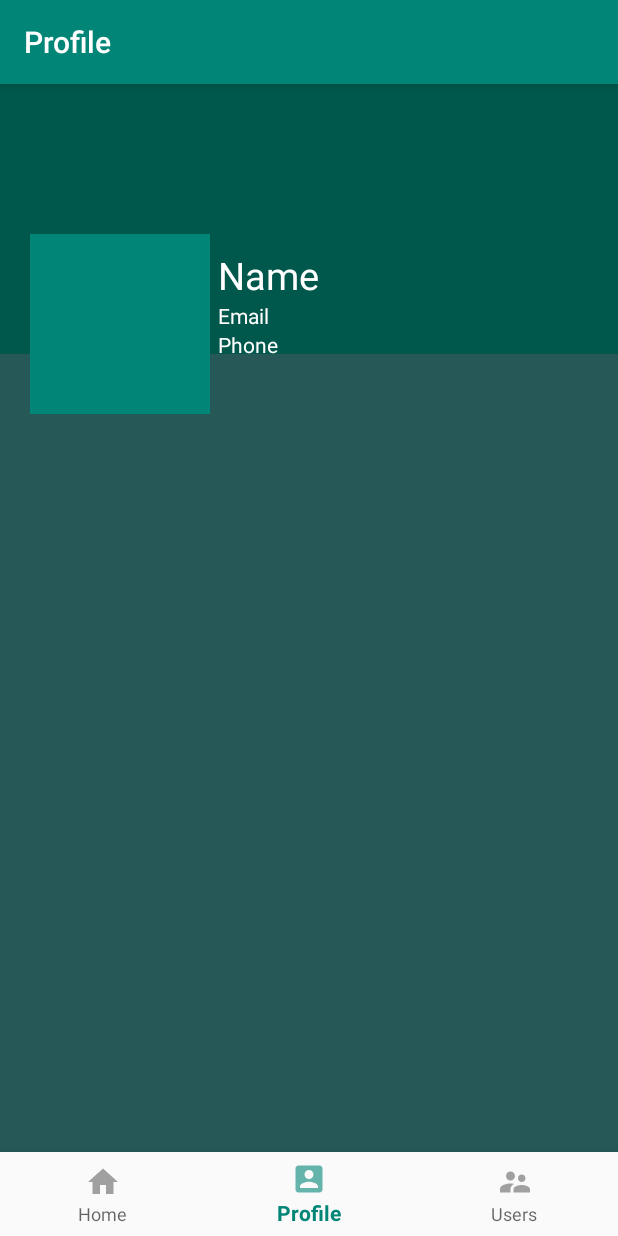
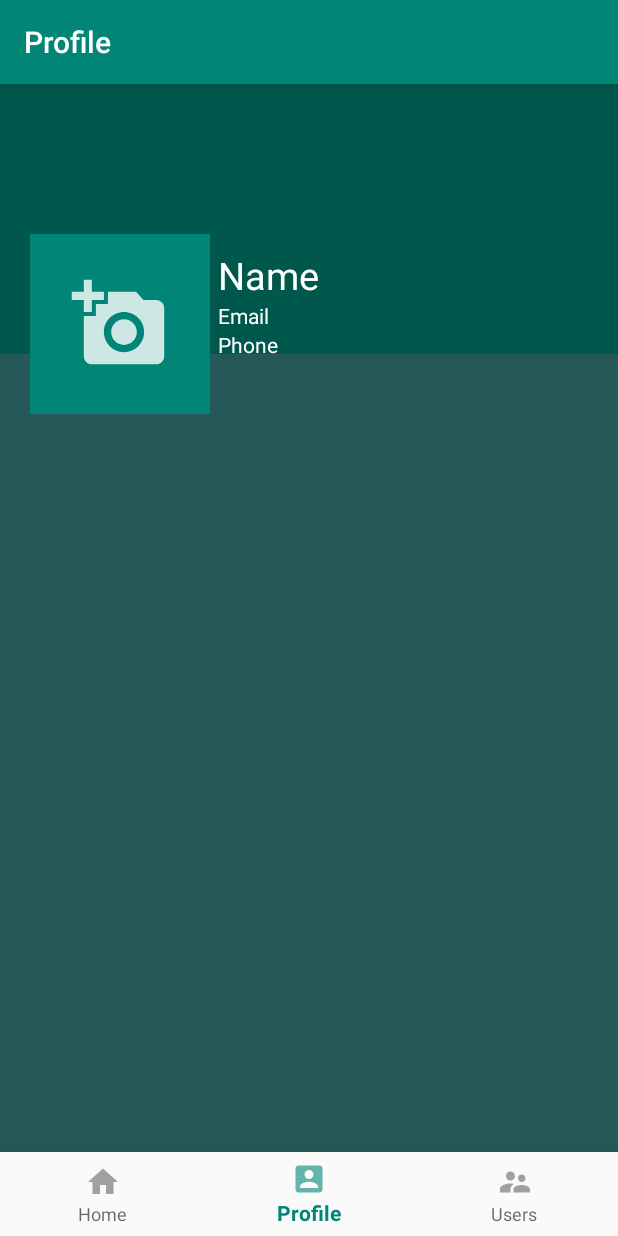
Before and after one commit to akash7429/OnlyOnlyThinkAndDo, an Android app: the screen it shows after launch once a user with an empty profile is signed in (DashboardActivity), item 2 of the bottom bar chosen, on a phone screen of 412 x 824 dp. Run offline under Robolectric (Android 15) with nearby library versions, the phone set to English and light mode, and no system bars; our stand-ins replace Firebase (no records; nobody signed in at launch, a user with empty details on screens opened directly); 1 statement that could not run was skipped.

Commit message:
layout  for profile activity

```diff
--- a/app/src/main/java/com/example/thinkanddo/ProfileFragment.java
+++ b/app/src/main/java/com/example/thinkanddo/ProfileFragment.java
@@ -2,17 +2,35 @@ package com.example.thinkanddo;
 
 
 import android.os.Bundle;
+import android.support.annotation.NonNull;
 import android.support.v4.app.Fragment;
 import android.view.LayoutInflater;
 import android.view.View;
 import android.view.ViewGroup;
+import android.widget.ImageView;
+import android.widget.TextView;
+
+import com.google.firebase.auth.FirebaseAuth;
+import com.google.firebase.auth.FirebaseUser;
+import com.google.firebase.database.DataSnapshot;
+import com.google.firebase.database.DatabaseError;
+import com.google.firebase.database.DatabaseReference;
+import com.google.firebase.database.FirebaseDatabase;
+import com.google.firebase.database.Query;
+import com.google.firebase.database.ValueEventListener;
 
 
 /**
  * A simple {@link Fragment} subclass.
  */
 public class ProfileFragment extends Fragment {
+FirebaseAuth firebaseAuth;
+FirebaseUser user;
+FirebaseDatabase firebaseDatabase;
+DatabaseReference databaseReference;
 
+ImageView avatarIv;
+TextView nameTv, emailTv , phoneTv;
 
     public ProfileFragment() {
         // Required empty public constructor
@@ -23,7 +41,31 @@ public class ProfileFragment extends Fragment {
     public View onCreateView(LayoutInflater inflater, ViewGroup container,
                              Bundle savedInstanceState) {
         // Inflate the layout for this fragment
-        return inflater.inflate(R.layout.fragment_profile, container, false);
+        View view = inflater.inflate(R.layout.fragment_profile, container, false);
+
+        firebaseAuth = FirebaseAuth.getInstance();
+        user = firebaseAuth.getCurrentUser();
+        firebaseDatabase = FirebaseDatabase.getInstance();
+        databaseReference = firebaseDatabase.getReference("Users");
+
+        avatarIv = view.findViewById(R.id.avatarIv);
+        nameTv = view.findViewById(R.id.nameTv);
+        emailTv = view.findViewById(R.id.emailTv);
+        phoneTv = view.findViewById(R.id.phoneTv);
+
+        Query query = databaseReference.orderByChild("email").equalTo(user.getEmail());
+        query.addValueEventListener(new ValueEventListener() {
+            @Override
+            public void onDataChange(@NonNull DataSnapshot dataSnapshot) {
+
+            }
+
+            @Override
+            public void onCancelled(@NonNull DatabaseError databaseError) {
+
+            }
+        });
+        return view;
     }
 
 }
--- /dev/null
+++ b/app/src/main/res/drawable-anydpi/ic_image_photo.xml
@@ -0,0 +1,14 @@
+<vector xmlns:android="http://schemas.android.com/apk/res/android"
+    android:width="24dp"
+    android:height="24dp"
+    android:viewportWidth="40.8"
+    android:viewportHeight="40.8"
+    android:tint="#FFFFFF"
+    android:alpha="0.8">
+  <group android:translateX="8.4"
+      android:translateY="8.4">
+      <path
+          android:fillColor="#FF000000"
+          android:pathData="M3,4L3,1h2v3h3v2L5,6v3L3,9L3,6L0,6L0,4h3zM6,10L6,7h3L9,4h7l1.83,2L21,6c1.1,0 2,0.9 2,2v12c0,1.1 -0.9,2 -2,2L5,22c-1.1,0 -2,-0.9 -2,-2L3,10h3zM13,19c2.76,0 5,-2.24 5,-5s-2.24,-5 -5,-5 -5,2.24 -5,5 2.24,5 5,5zM9.8,14c0,1.77 1.43,3.2 3.2,3.2s3.2,-1.43 3.2,-3.2 -1.43,-3.2 -3.2,-3.2 -3.2,1.43 -3.2,3.2z"/>
+  </group>
+</vector>
--- a/app/src/main/res/layout/fragment_profile.xml
+++ b/app/src/main/res/layout/fragment_profile.xml
@@ -16,8 +16,6 @@
             android:background="@color/colorPrimaryDark">
 
 
-
-
         </RelativeLayout>
 
 
@@ -32,7 +30,7 @@
                 android:layout_marginStart="20dp"
                 android:background="@color/colorPrimary"
                 android:padding="5dp"
-
+                android:src="@drawable/ic_image_photo"
                 android:layout_width="120dp"
                 android:layout_height="120dp"
                 android:layout_marginLeft="20dp"/>
```
Also changed, not shown: app/src/main/res/drawable-hdpi/ic_image_photo.png (added), app/src/main/res/drawable-mdpi/ic_image_photo.png (added), app/src/main/res/drawable-xhdpi/ic_image_photo.png (added), app/src/main/res/drawable-xxhdpi/ic_image_photo.png (added).
